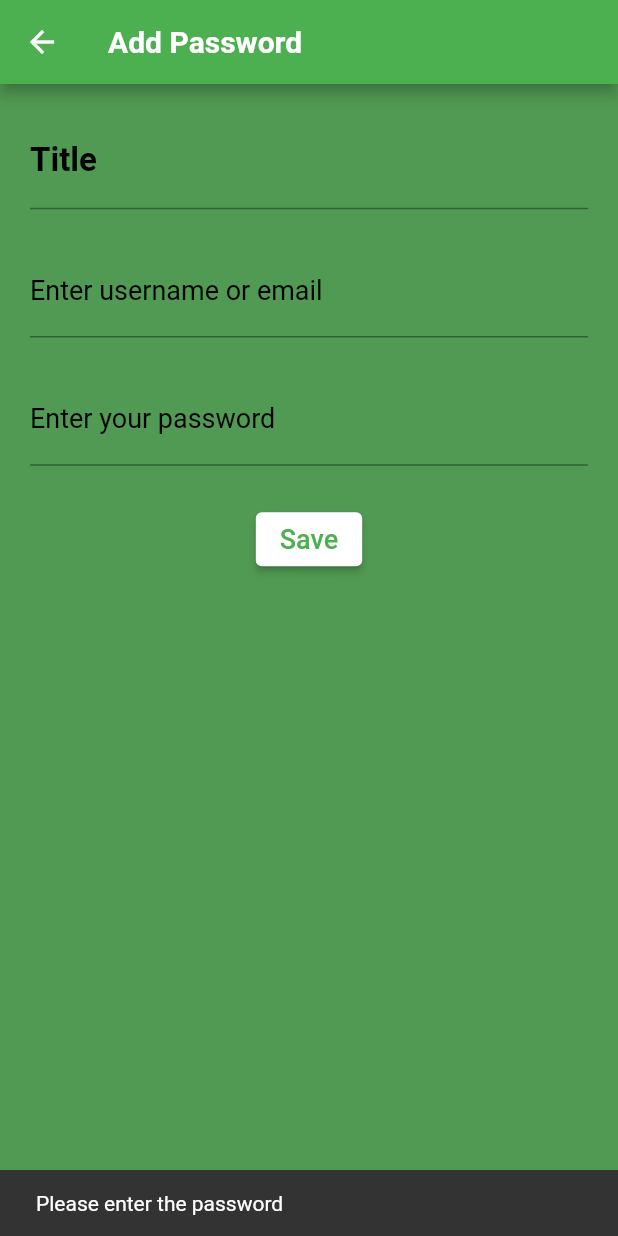
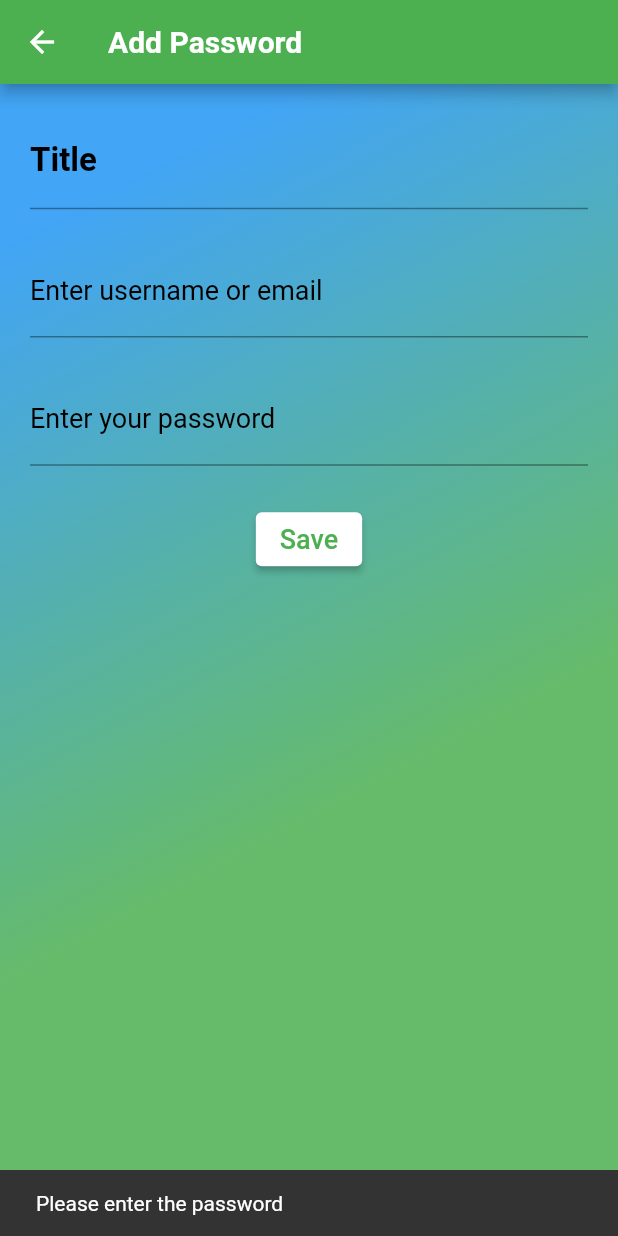
Before and after one commit to ank809/Password-Manager, a Flutter app: the AddPasswordPage screen opened by its route, after a tap on "Save", on a phone screen of 412 x 824 dp. Run offline on Flutter 3.47's test engine with Material 2 defaults, Android fonts, the phone set to English and light mode, and no system bars; our stand-ins replace cloud_firestore, email_validator, firebase_auth, firebase_core, google_sign_in; accounts and stored records are empty; network calls fail.

Commit message:
ui updated

```diff
--- a/lib/add_password_page.dart
+++ b/lib/add_password_page.dart
@@ -80,7 +80,7 @@ class _PasswordFieldsState extends State<PasswordFields> {
 
       // Show a success message
       ScaffoldMessenger.of(context).showSnackBar(
-        SnackBar(content: Text('Data saved to Firestore')),
+        SnackBar(content: Text('Data saved ')),
       );
 
       // Clear the fields after successful saving
@@ -98,7 +98,15 @@ class _PasswordFieldsState extends State<PasswordFields> {
   @override
   Widget build(BuildContext context) {
     return Container(
-      margin: EdgeInsets.all(20.0),
+      height: MediaQuery.of(context).size.height,
+        decoration: BoxDecoration(
+          gradient: LinearGradient(
+            colors: [Colors.blue.shade400, Colors.green.shade400],
+            begin: Alignment.topCenter,
+          ),
+
+        ),
+      padding: EdgeInsets.all(20.0),
       child: Form(
         key: _formKey,
         child: Column(
--- a/lib/drawer.dart
+++ b/lib/drawer.dart
@@ -72,7 +72,7 @@ class _NavBarState extends State<NavBar> {
                 style: TextStyle(fontSize: 22.0),
               ),
               style: ElevatedButton.styleFrom(
-                backgroundColor: const Color.fromARGB(255, 16, 68, 110), // Customize the button color
+                backgroundColor: const Color.fromARGB(255, 16, 68, 110),
               // foregroundColor: Colors.white, // Customize the text color
               ),
             ),
--- a/lib/login.dart
+++ b/lib/login.dart
@@ -22,11 +22,11 @@ class _LoginState extends State<Login> {
   Widget build(BuildContext context) {
     return Scaffold(
       body: Container(
+        height: MediaQuery.of(context).size.height,
         decoration: BoxDecoration(
           gradient: LinearGradient(
             colors: [Colors.blue.shade400, Colors.green.shade400],
             begin: Alignment.topCenter,
-            end: Alignment.bottomCenter,
           ),
         ),
         child: SingleChildScrollView(
--- a/lib/main.dart
+++ b/lib/main.dart
@@ -20,8 +20,8 @@ class MyApp extends StatelessWidget {
   Widget build(BuildContext context) {
     return MaterialApp(
       debugShowCheckedModeBanner: false,
-      theme: ThemeData(scaffoldBackgroundColor: const Color.fromARGB(255, 81, 154, 83),
-      appBarTheme: AppBarTheme(color: Colors.white)),
+      // theme: ThemeData(scaffoldBackgroundColor: const Color.fromARGB(255, 81, 154, 83),
+      // appBarTheme: AppBarTheme(color: Colors.white)),
       routes: {
         '/login':(context) => Login(),
         '/signup':(context) => Signup(),
--- a/lib/signup.dart
+++ b/lib/signup.dart
@@ -30,12 +30,14 @@ class _SignupState extends State<Signup> {
   Widget build(BuildContext context) {
     return Scaffold(
       body: Container(
+        height: MediaQuery.of(context).size.height,
         decoration: BoxDecoration(
           gradient: LinearGradient(
             colors: [Colors.blue.shade400, Colors.green.shade400],
             begin: Alignment.topCenter,
-            end: Alignment.bottomCenter,
+            end: Alignment.bottomRight
           ),
+
         ),
         child: SafeArea(
           child: Padding(
```
Also changed, not shown: lib/home.dart (+12 -4 lines).
